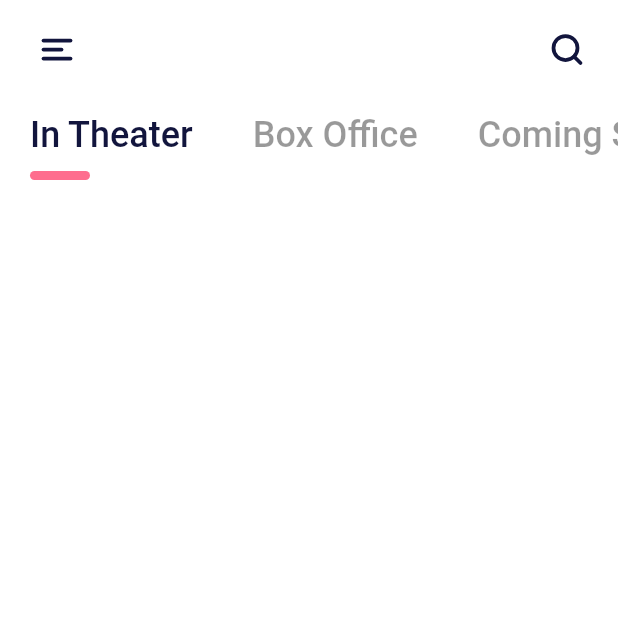
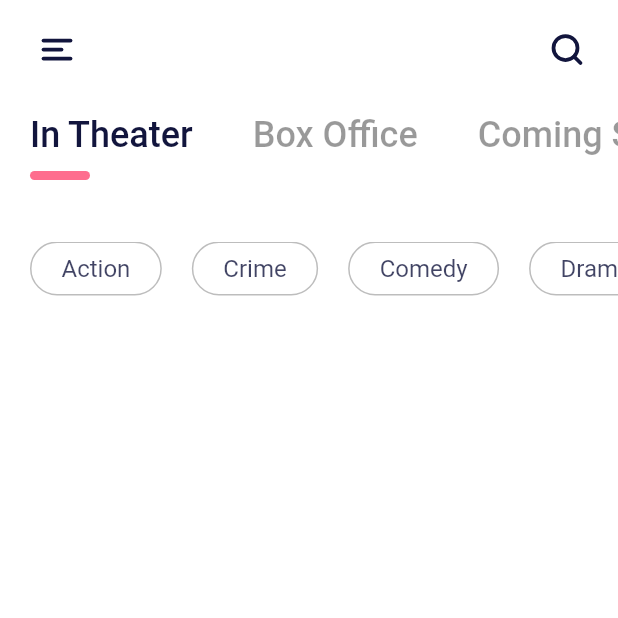
Before and after one commit to VikramNaik26/Movies-app, a Flutter app: the screen it shows after launch, on a phone screen of 412 x 824 dp, the top half of it. Run offline on Flutter 3.47's test engine with Material 2 defaults, Android fonts, the phone set to English and light mode, and no system bars; our stand-ins replace flutter_svg.

Commit message:
genre component

```diff
--- /dev/null
+++ b/lib/components/genre_card.dart
@@ -0,0 +1,33 @@
+import 'package:flutter/material.dart';
+import 'package:movie_app/constants.dart';
+
+class GenreCard extends StatelessWidget {
+  final String genre;
+
+  const GenreCard({super.key, required this.genre});
+
+  @override
+  Widget build(BuildContext context) {
+    return Container(
+      alignment: Alignment.center,
+      margin: const EdgeInsets.only(
+        left: kDefaultPadding,
+      ),
+      padding: const EdgeInsets.symmetric(
+        horizontal: kDefaultPadding,
+        vertical: kDefaultPadding / 4,
+      ),
+      decoration: BoxDecoration(
+        border: Border.all(color: Colors.black26),
+        borderRadius: BorderRadius.circular(20),
+      ),
+      child: Text(
+        genre,
+        style: TextStyle(
+          color: kTextColor.withOpacity(.8),
+          fontSize: 16,
+        ),
+      ),
+    );
+  }
+}
--- a/lib/screens/home/components/body.dart
+++ b/lib/screens/home/components/body.dart
@@ -1,5 +1,7 @@
 import 'package:flutter/material.dart';
+import 'package:movie_app/components/genre_card.dart';
 import 'package:movie_app/constants.dart';
+import 'package:movie_app/screens/home/components/categories.dart';
 
 class Body extends StatelessWidget {
   const Body({super.key});
@@ -7,73 +9,36 @@ class Body extends StatelessWidget {
   @override
   Widget build(BuildContext context) {
     return const Column(
-      children: [CategoryList()],
+      children: [
+        CategoryList(),
+        Genres(),
+      ],
     );
   }
 }
 
-class CategoryList extends StatefulWidget {
-  const CategoryList({super.key});
-
-  @override
-  State<CategoryList> createState() => _CategoryListState();
-}
-
-class _CategoryListState extends State<CategoryList> {
-  int selectedCategory = 0;
-  List<String> categories = ['In Theater', 'Box Office', 'Coming Soon'];
+class Genres extends StatelessWidget {
+  const Genres({super.key});
 
   @override
   Widget build(BuildContext context) {
-    return SizedBox(
-      height: 100,
+    List<String> genres = [
+      'Action',
+      'Crime',
+      'Comedy',
+      'Drama',
+      'Horror',
+      'Animation',
+    ];
+    return Container(
+      margin: const EdgeInsets.symmetric(
+        vertical: kDefaultPadding / 4,
+      ),
+      height: 36,
       child: ListView.builder(
         scrollDirection: Axis.horizontal,
-        itemCount: categories.length,
-        itemBuilder: (context, index) {
-          return buildCategory(index, context);
-        },
-      ),
-    );
-  }
-
-  Padding buildCategory(int index, BuildContext context) {
-    return Padding(
-      padding: const EdgeInsets.symmetric(
-        horizontal: kDefaultPadding,
-        vertical: kDefaultPadding,
-      ),
-      child: GestureDetector(
-        onTap: () {
-          setState(() {
-            selectedCategory = index;
-          });
-        },
-        child: Column(
-          crossAxisAlignment: CrossAxisAlignment.start,
-          children: [
-            Text(
-              categories[index],
-              style: Theme.of(context).textTheme.headlineSmall?.copyWith(
-                    fontWeight: FontWeight.w500,
-                    color: index == selectedCategory
-                        ? kTextColor
-                        : Colors.black.withOpacity(.4),
-                  ),
-            ),
-            Container(
-              margin: const EdgeInsets.symmetric(vertical: kDefaultPadding / 2),
-              height: 6,
-              width: 40,
-              decoration: BoxDecoration(
-                borderRadius: BorderRadius.circular(10),
-                color: index == selectedCategory
-                    ? kSecondaryColor
-                    : Colors.transparent,
-              ),
-            )
-          ],
-        ),
+        itemCount: genres.length,
+        itemBuilder: (context, index) => GenreCard(genre: genres[index]),
       ),
     );
   }
--- /dev/null
+++ b/lib/screens/home/components/categories.dart
@@ -0,0 +1,71 @@
+import 'package:flutter/material.dart';
+import 'package:movie_app/constants.dart';
+
+class CategoryList extends StatefulWidget {
+  const CategoryList({super.key});
+
+  @override
+  State<CategoryList> createState() => _CategoryListState();
+}
+
+class _CategoryListState extends State<CategoryList> {
+  int selectedCategory = 0;
+  List<String> categories = ['In Theater', 'Box Office', 'Coming Soon'];
+
+  @override
+  Widget build(BuildContext context) {
+    return Container(
+      margin: const EdgeInsets.symmetric(
+        vertical: kDefaultPadding ,
+      ),
+      height: 60,
+      child: ListView.builder(
+        scrollDirection: Axis.horizontal,
+        itemCount: categories.length,
+        itemBuilder: (context, index) {
+          return buildCategory(index, context);
+        },
+      ),
+    );
+  }
+
+  Padding buildCategory(int index, BuildContext context) {
+    return Padding(
+      padding: const EdgeInsets.symmetric(
+        horizontal: kDefaultPadding,
+      ),
+      child: GestureDetector(
+        onTap: () {
+          setState(() {
+            selectedCategory = index;
+          });
+        },
+        child: Column(
+          crossAxisAlignment: CrossAxisAlignment.start,
+          children: [
+            Text(
+              categories[index],
+              style: Theme.of(context).textTheme.headlineSmall?.copyWith(
+                    fontWeight: FontWeight.w500,
+                    color: index == selectedCategory
+                        ? kTextColor
+                        : Colors.black.withOpacity(.4),
+                  ),
+            ),
+            Container(
+              margin: const EdgeInsets.symmetric(vertical: kDefaultPadding / 2),
+              height: 6,
+              width: 40,
+              decoration: BoxDecoration(
+                borderRadius: BorderRadius.circular(10),
+                color: index == selectedCategory
+                    ? kSecondaryColor
+                    : Colors.transparent,
+              ),
+            )
+          ],
+        ),
+      ),
+    );
+  }
+}
```
